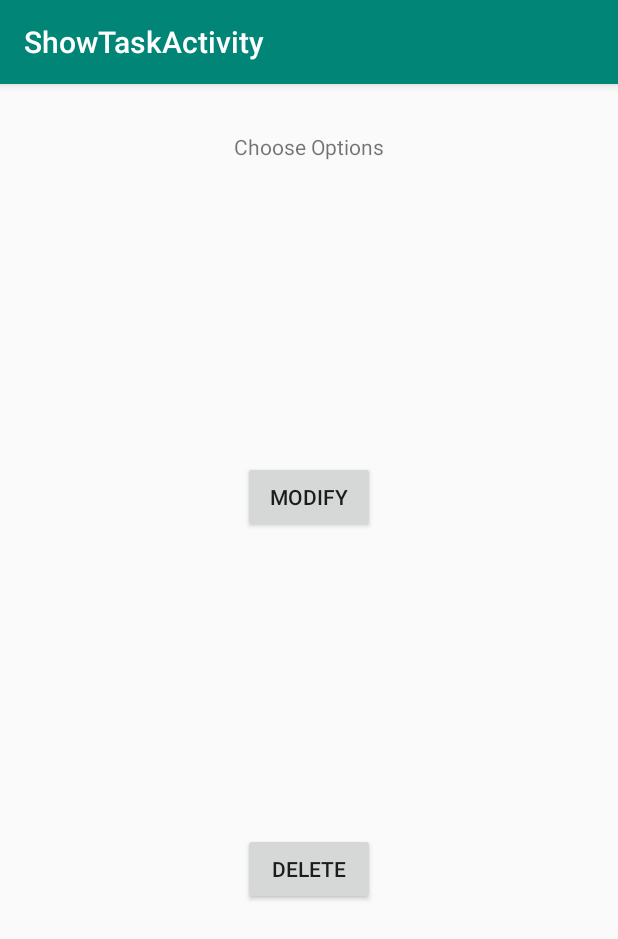
After one commit to impaledvlad/Blossom, an Android app: the ShowTaskActivity screen opened directly, with no data from a screen before it, on a phone screen of 412 x 824 dp. The commit adds this screen. Shown: the top 939 px of the screen. Run offline under Robolectric (Android 15) with nearby library versions, the phone set to English and light mode, and no system bars; 1 statement that could not run was skipped.

Commit message:
User 23 - Fix duplicate in MainActivity, create UI for ShowTaskActivity. Inside ShowTaskActivity.java, deleteTask is working well, modifyTask is not implemented yet.

```diff
--- a/app/src/main/java/bruteforce/objects/Task.java
+++ b/app/src/main/java/bruteforce/objects/Task.java
@@ -1,9 +1,12 @@
 package bruteforce.objects;
 
+import java.io.Serializable;
 import java.text.DateFormat;
 import java.text.SimpleDateFormat;
 import java.util.Date;
 import java.util.Locale;
+
+import android.os.Parcelable;
 import android.support.annotation.NonNull;
 
 /**
@@ -12,7 +15,7 @@ Author: John Manning
 Purpose: To model a task object. includes getters, setters, deadline, etc.
 */
 
-public class Task {
+public class Task implements Serializable {
     private static int taskIDIterator = 0;
     private String username;
     private String name;
--- /dev/null
+++ b/app/src/main/java/bruteforce/presentation/ShowTaskActivity.java
@@ -0,0 +1,73 @@
+package bruteforce.presentation;
+
+import android.content.Intent;
+import android.os.Bundle;
+import android.support.v4.app.NavUtils;
+import android.support.v7.app.AppCompatActivity;
+import android.view.View;
+
+import com.bruteforce.blossom.R;
+
+import bruteforce.business.AccessTask;
+import bruteforce.objects.Task;
+
+/**
+ Class: ShowTaskActivity
+ Author: Triet Nguyen
+ Purpose: To set up front-end stuff for ShowTask page
+ */
+public class ShowTaskActivity extends AppCompatActivity {
+    //fields
+    AccessTask accessTask;
+    Task showTask;
+    Task doTask;
+    String holder;
+
+    /**
+     onCreate
+
+     Purpose: setup everything for ShowTask page
+     Parameters: Bundle savedInstanceState
+     Returns: none
+     */
+    @Override
+    protected  void onCreate(Bundle savedInstanceState) {
+        super.onCreate(savedInstanceState);
+        setContentView(R.layout.activity_show_task);
+        //set this activity to handle activity_show_task.xml
+
+        Intent intent = getIntent();
+        holder = "username1";
+        accessTask = new AccessTask(holder);
+        showTask = (Task)intent.getSerializableExtra("key");
+        doTask = accessTask.getTask(showTask.getTaskID());
+        //get data passed from MainActivity
+    }
+
+    /**
+     buttonModifyOnClick
+
+     Purpose: transfer to UpdateTaskActivity when pressing Modify button
+     Parameters: View v
+     Returns: none
+     */
+    public void buttonModifyOnClick(View v) {
+        Intent modify = new Intent(ShowTaskActivity.this,UpdateTaskActivity.class);
+        modify.putExtra("key",showTask);
+        ShowTaskActivity.this.startActivity(modify);
+    }
+
+    /**
+     buttonDeleteOnClick
+
+     Purpose: delete selected task when pressing Delete button
+     Parameters: View v
+     Returns: none
+     */
+    public void buttonDeleteOnClick(View v) {
+        accessTask.deleteTask();
+        NavUtils.navigateUpFromSameTask(this);
+
+
+    }
+}
--- /dev/null
+++ b/app/src/main/res/layout/activity_show_task.xml
@@ -0,0 +1,51 @@
+<?xml version="1.0" encoding="utf-8"?>
+<android.support.constraint.ConstraintLayout
+    xmlns:android="http://schemas.android.com/apk/res/android"
+    xmlns:app="http://schemas.android.com/apk/res-auto"
+    android:layout_width="match_parent"
+    android:layout_height="match_parent">
+
+    <TextView
+        android:id="@+id/textView5"
+        android:layout_width="wrap_content"
+        android:layout_height="wrap_content"
+        android:layout_marginStart="8dp"
+        android:layout_marginLeft="8dp"
+        android:layout_marginTop="32dp"
+        android:layout_marginEnd="8dp"
+        android:layout_marginRight="8dp"
+        android:text="@string/choose_options"
+        app:layout_constraintEnd_toEndOf="parent"
+        app:layout_constraintStart_toStartOf="parent"
+        app:layout_constraintTop_toTopOf="parent" />
+
+    <Button
+        android:id="@+id/button5"
+        android:layout_width="wrap_content"
+        android:layout_height="wrap_content"
+        android:layout_marginStart="8dp"
+        android:layout_marginLeft="8dp"
+        android:layout_marginTop="200dp"
+        android:layout_marginEnd="8dp"
+        android:layout_marginRight="8dp"
+        android:text="@string/modify"
+        android:onClick="buttonModifyOnClick"
+        app:layout_constraintEnd_toEndOf="parent"
+        app:layout_constraintStart_toStartOf="parent"
+        app:layout_constraintTop_toBottomOf="@+id/textView5" />
+
+    <Button
+        android:id="@+id/button8"
+        android:layout_width="wrap_content"
+        android:layout_height="wrap_content"
+        android:layout_marginStart="8dp"
+        android:layout_marginLeft="8dp"
+        android:layout_marginTop="200dp"
+        android:layout_marginEnd="8dp"
+        android:layout_marginRight="8dp"
+        android:text="@string/delete"
+        android:onClick="buttonDeleteOnClick"
+        app:layout_constraintEnd_toEndOf="parent"
+        app:layout_constraintStart_toStartOf="parent"
+        app:layout_constraintTop_toBottomOf="@+id/button5" />
+</android.support.constraint.ConstraintLayout>
--- a/app/src/main/res/values/strings.xml
+++ b/app/src/main/res/values/strings.xml
@@ -14,4 +14,7 @@
     <string name="month">Month</string>
     <string name="year">Year</string>
     <string name="create">Create</string>
+    <string name="choose_options">Choose Options</string>
+    <string name="modify">Modify</string>
+    <string name="delete">Delete</string>
 </resources>
```
Also changed, not shown: app/src/main/AndroidManifest.xml (+22 -6 lines), app/src/main/java/bruteforce/presentation/AddTaskActivity.java (+7 -2 lines), app/src/main/java/bruteforce/presentation/MainActivity.java (+50 -16 lines), app/src/main/java/bruteforce/presentation/UpdateTaskActivity.java (added, +7 -0 lines).
